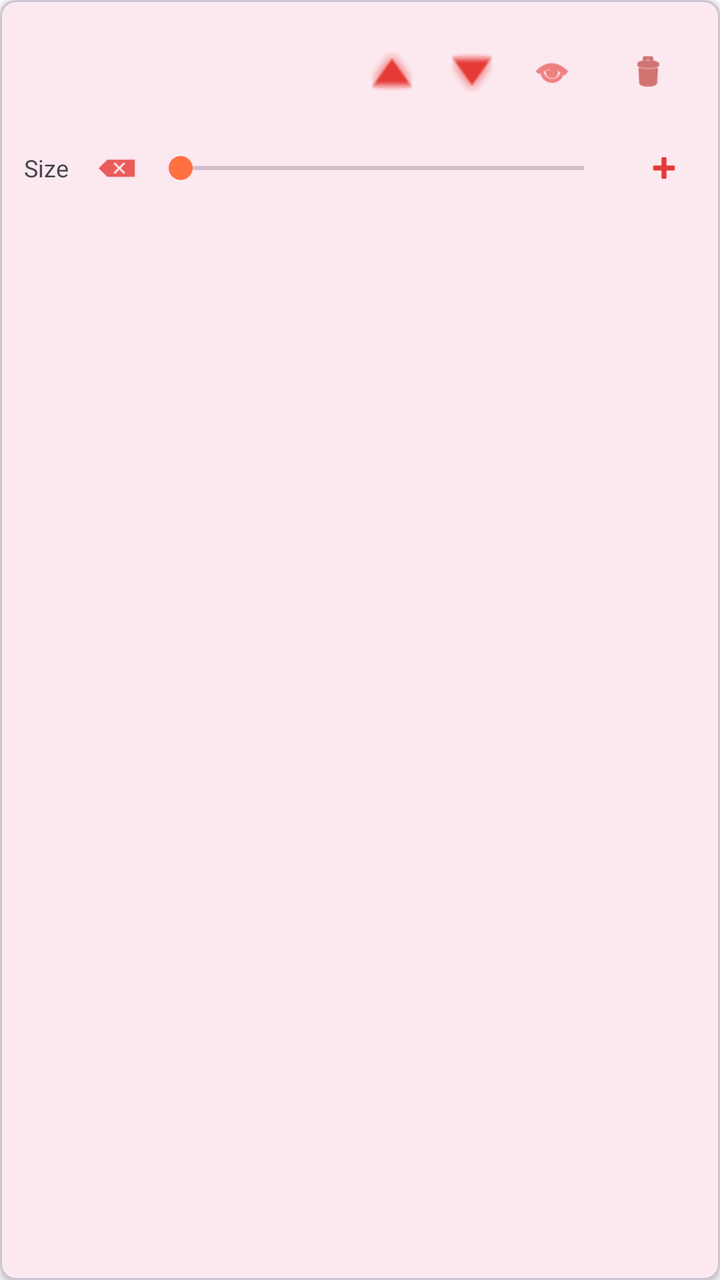
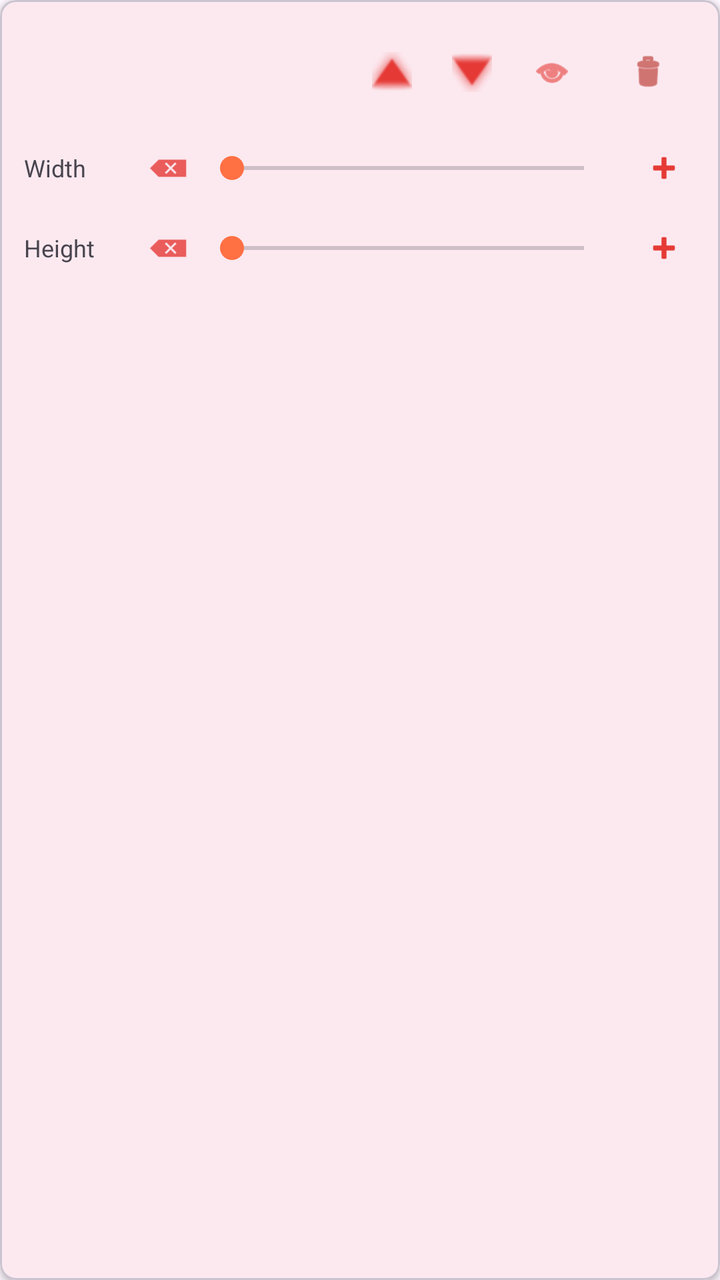

The first picture is an Android layout as it rendered before a commit; the second is the same layout after the commit. The layout source and the unified diff follow.
<!-- AndroidManifest.xml: application theme Theme.StreamForge -->
<!-- res/layout/item_overlay_row.xml -->
<?xml version="1.0" encoding="utf-8"?>
<com.google.android.material.card.MaterialCardView xmlns:android="http://schemas.android.com/apk/res/android"
    xmlns:app="http://schemas.android.com/apk/res-auto"
    android:layout_width="match_parent"
    android:layout_height="wrap_content"
    android:layout_margin="8dp"
    app:cardElevation="2dp"
    app:cardCornerRadius="8dp">

    <LinearLayout
        android:layout_width="match_parent"
        android:layout_height="wrap_content"
        android:orientation="vertical"
        android:padding="12dp">

        
        <LinearLayout
            android:layout_width="match_parent"
            android:layout_height="wrap_content"
            android:orientation="horizontal"
            android:gravity="center_vertical">

            
            <ImageView
                android:id="@+id/ivOverlayIcon"
                android:layout_width="48dp"
                android:layout_height="48dp"
                android:scaleType="centerCrop"
                android:contentDescription="@string/overlay_icon" />

            
            <LinearLayout
                android:layout_width="0dp"
                android:layout_height="wrap_content"
                android:layout_weight="1"
                android:orientation="vertical"
                android:layout_marginStart="12dp">

                <TextView
                    android:id="@+id/tvOverlayName"
                    android:layout_width="wrap_content"
                    android:layout_height="wrap_content"
                    android:textSize="16sp"
                    android:textStyle="bold"
                    android:textColor="?android:textColorPrimary" />

                <TextView
                    android:id="@+id/tvOverlayDetails"
                    android:layout_width="wrap_content"
                    android:layout_height="wrap_content"
                    android:textSize="12sp"
                    android:textColor="?android:textColorSecondary"
                    android:layout_marginTop="4dp" />
            </LinearLayout>

            
            <com.google.android.material.button.MaterialButton
                android:id="@+id/btnMoveUp"
                style="@style/Widget.Material3.Button.IconButton"
                android:layout_width="40dp"
                android:layout_height="48dp"
                android:insetTop="0dp"
                android:insetBottom="0dp"
                android:contentDescription="@string/overlay_move_up"
                app:icon="@android:drawable/arrow_up_float"
                app:iconTint="?attr/colorPrimary" />

            
            <com.google.android.material.button.MaterialButton
                android:id="@+id/btnMoveDown"
                style="@style/Widget.Material3.Button.IconButton"
                android:layout_width="40dp"
                android:layout_height="48dp"
                android:insetTop="0dp"
                android:insetBottom="0dp"
                android:contentDescription="@string/overlay_move_down"
                app:icon="@android:drawable/arrow_down_float"
                app:iconTint="?attr/colorPrimary" />

            
            <com.google.android.material.button.MaterialButton
                android:id="@+id/btnToggleVisibility"
                style="@style/Widget.Material3.Button.IconButton"
                android:layout_width="48dp"
                android:layout_height="48dp"
                android:contentDescription="@string/toggle_visibility"
                app:icon="@android:drawable/ic_menu_view"
                app:iconTint="?attr/colorPrimary" />

            
            <com.google.android.material.button.MaterialButton
                android:id="@+id/btnDelete"
                style="@style/Widget.Material3.Button.IconButton"
                android:layout_width="48dp"
                android:layout_height="48dp"
                android:contentDescription="@string/delete_overlay"
                app:icon="@android:drawable/ic_menu_delete"
                app:iconTint="?attr/colorError" />
        </LinearLayout>

        
        <LinearLayout
            android:id="@+id/sizeControls"
            android:layout_width="match_parent"
            android:layout_height="wrap_content"
            android:orientation="horizontal"
            android:gravity="center_vertical"
            android:layout_marginTop="4dp">

            <TextView
                android:layout_width="wrap_content"
                android:layout_height="wrap_content"
                android:text="@string/overlay_size_label"
                android:textSize="12sp"
                android:textColor="?android:textColorSecondary" />

            <com.google.android.material.button.MaterialButton
                android:id="@+id/btnSizeDown"
                style="@style/Widget.Material3.Button.IconButton"
                android:layout_width="40dp"
                android:layout_height="40dp"
                android:insetTop="0dp"
                android:insetBottom="0dp"
                android:contentDescription="@string/overlay_size_decrease"
                app:icon="@android:drawable/ic_input_delete"
                app:iconTint="?attr/colorPrimary" />

            <SeekBar
                android:id="@+id/seekSize"
                android:layout_width="0dp"
                android:layout_height="wrap_content"
                android:layout_weight="1"
                android:max="100" />

            <com.google.android.material.button.MaterialButton
                android:id="@+id/btnSizeUp"
                style="@style/Widget.Material3.Button.IconButton"
                android:layout_width="40dp"
                android:layout_height="40dp"
                android:insetTop="0dp"
                android:insetBottom="0dp"
                android:contentDescription="@string/overlay_size_increase"
                app:icon="@android:drawable/ic_input_add"
                app:iconTint="?attr/colorPrimary" />
        </LinearLayout>
    </LinearLayout>
</com.google.android.material.card.MaterialCardView>
<!-- resources referenced by this layout -->
<resources>
  <string name="delete_overlay">Delete overlay</string>
  <string name="overlay_icon">Overlay icon</string>
  <string name="overlay_move_down">Send backward</string>
  <string name="overlay_move_up">Bring forward</string>
  <string name="overlay_size_decrease">Decrease size</string>
  <string name="overlay_size_increase">Increase size</string>
  <string name="overlay_size_label">Size</string>
  <string name="toggle_visibility">Toggle visibility</string>
  <style name="Theme.StreamForge" parent="Theme.Material3.DayNight.NoActionBar">
          <item name="colorPrimary">@color/brand_primary</item>
          <item name="colorPrimaryVariant">@color/brand_primary_dark</item>
          <item name="colorSecondary">@color/brand_secondary</item>
          <item name="android:windowLightStatusBar" tools:targetApi="m">false</item>
          <item name="android:statusBarColor">@color/surface_dark</item>
      </style>
  <color name="brand_primary">#E53935</color>
  <color name="brand_primary_dark">#B71C1C</color>
  <color name="brand_secondary">#FF7043</color>
  <color name="surface_dark">#121212</color>
</resources>

<!-- the commit's change to res/layout/item_overlay_row.xml (unified diff, before → after) -->
@@ -103,45 +103,96 @@
             android:id="@+id/sizeControls"
             android:layout_width="match_parent"
             android:layout_height="wrap_content"
-            android:orientation="horizontal"
-            android:gravity="center_vertical"
+            android:orientation="vertical"
             android:layout_marginTop="4dp">
 
-            <TextView
-                android:layout_width="wrap_content"
+            
+            <LinearLayout
+                android:layout_width="match_parent"
                 android:layout_height="wrap_content"
-                android:text="@string/overlay_size_label"
-                android:textSize="12sp"
-                android:textColor="?android:textColorSecondary" />
+                android:orientation="horizontal"
+                android:gravity="center_vertical">
 
-            <com.google.android.material.button.MaterialButton
-                android:id="@+id/btnSizeDown"
-                style="@style/Widget.Material3.Button.IconButton"
-                android:layout_width="40dp"
-                android:layout_height="40dp"
-                android:insetTop="0dp"
-                android:insetBottom="0dp"
-                android:contentDescription="@string/overlay_size_decrease"
-                app:icon="@android:drawable/ic_input_delete"
-                app:iconTint="?attr/colorPrimary" />
+                <TextView
+                    android:layout_width="48dp"
+                    android:layout_height="wrap_content"
+                    android:text="@string/overlay_width_label"
+                    android:textSize="12sp"
+                    android:textColor="?android:textColorSecondary" />
 
-            <SeekBar
-                android:id="@+id/seekSize"
-                android:layout_width="0dp"
+                <com.google.android.material.button.MaterialButton
+                    android:id="@+id/btnWidthDown"
+                    style="@style/Widget.Material3.Button.IconButton"
+                    android:layout_width="40dp"
+                    android:layout_height="40dp"
+                    android:insetTop="0dp"
+                    android:insetBottom="0dp"
+                    android:contentDescription="@string/overlay_width_decrease"
+                    app:icon="@android:drawable/ic_input_delete"
+                    app:iconTint="?attr/colorPrimary" />
+
+                <SeekBar
+                    android:id="@+id/seekWidth"
+                    android:layout_width="0dp"
+                    android:layout_height="wrap_content"
+                    android:layout_weight="1"
+                    android:max="100" />
+
+                <com.google.android.material.button.MaterialButton
+                    android:id="@+id/btnWidthUp"
+                    style="@style/Widget.Material3.Button.IconButton"
+                    android:layout_width="40dp"
+                    android:layout_height="40dp"
+                    android:insetTop="0dp"
+                    android:insetBottom="0dp"
+                    android:contentDescription="@string/overlay_width_increase"
+                    app:icon="@android:drawable/ic_input_add"
+                    app:iconTint="?attr/colorPrimary" />
+            </LinearLayout>
+
+            
+            <LinearLayout
+                android:layout_width="match_parent"
                 android:layout_height="wrap_content"
-                android:layout_weight="1"
-                android:max="100" />
+                android:orientation="horizontal"
+                android:gravity="center_vertical">
 
-            <com.google.android.material.button.MaterialButton
-                android:id="@+id/btnSizeUp"
-                style="@style/Widget.Material3.Button.IconButton"
-                android:layout_width="40dp"
-                android:layout_height="40dp"
-                android:insetTop="0dp"
-                android:insetBottom="0dp"
-                android:contentDescription="@string/overlay_size_increase"
-                app:icon="@android:drawable/ic_input_add"
-                app:iconTint="?attr/colorPrimary" />
+                <TextView
+                    android:layout_width="48dp"
+                    android:layout_height="wrap_content"
+                    android:text="@string/overlay_height_label"
+                    android:textSize="12sp"
+                    android:textColor="?android:textColorSecondary" />
+
+                <com.google.android.material.button.MaterialButton
+                    android:id="@+id/btnHeightDown"
+                    style="@style/Widget.Material3.Button.IconButton"
+                    android:layout_width="40dp"
+                    android:layout_height="40dp"
+                    android:insetTop="0dp"
+                    android:insetBottom="0dp"
+                    android:contentDescription="@string/overlay_height_decrease"
+                    app:icon="@android:drawable/ic_input_delete"
+                    app:iconTint="?attr/colorPrimary" />
+
+                <SeekBar
+                    android:id="@+id/seekHeight"
+                    android:layout_width="0dp"
+                    android:layout_height="wrap_content"
+                    android:layout_weight="1"
+                    android:max="100" />
+
+                <com.google.android.material.button.MaterialButton
+                    android:id="@+id/btnHeightUp"
+                    style="@style/Widget.Material3.Button.IconButton"
+                    android:layout_width="40dp"
+                    android:layout_height="40dp"
+                    android:insetTop="0dp"
+                    android:insetBottom="0dp"
+                    android:contentDescription="@string/overlay_height_increase"
+                    app:icon="@android:drawable/ic_input_add"
+                    app:iconTint="?attr/colorPrimary" />
+            </LinearLayout>
         </LinearLayout>
     </LinearLayout>
 </com.google.android.material.card.MaterialCardView>
<!-- resource entries referenced after the edit -->
@@ -1,12 +1,15 @@
 <!-- resources referenced by this layout -->
 <resources>
   <string name="delete_overlay">Delete overlay</string>
+  <string name="overlay_height_decrease">Decrease height</string>
+  <string name="overlay_height_increase">Increase height</string>
+  <string name="overlay_height_label">Height</string>
   <string name="overlay_icon">Overlay icon</string>
   <string name="overlay_move_down">Send backward</string>
   <string name="overlay_move_up">Bring forward</string>
-  <string name="overlay_size_decrease">Decrease size</string>
-  <string name="overlay_size_increase">Increase size</string>
-  <string name="overlay_size_label">Size</string>
+  <string name="overlay_width_decrease">Decrease width</string>
+  <string name="overlay_width_increase">Increase width</string>
+  <string name="overlay_width_label">Width</string>
   <string name="toggle_visibility">Toggle visibility</string>
   <style name="Theme.StreamForge" parent="Theme.Material3.DayNight.NoActionBar">
           <item name="colorPrimary">@color/brand_primary</item>
